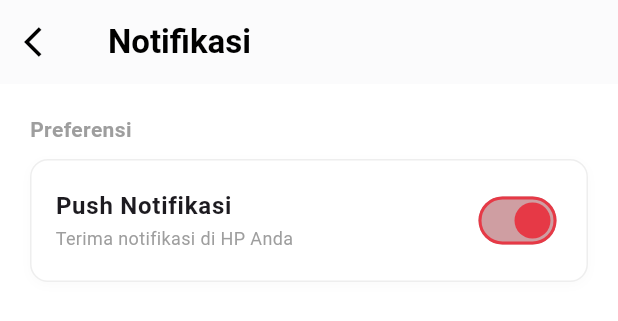
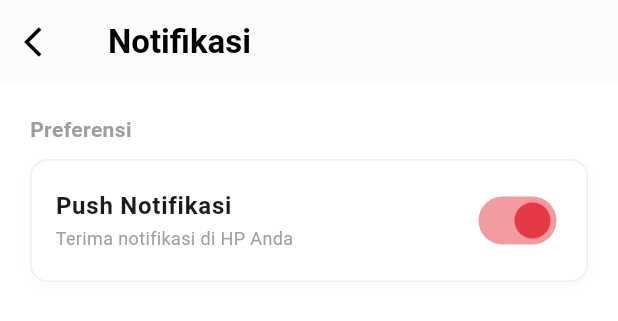
Before and after one commit to farhanlhsn/MyTelUV2, a Flutter app: the SettingsPage widget shown alone on an empty page, opened directly, after a tap on "Notifikasi", on a phone screen of 412 x 824 dp. Shown: the top 321 px of the screen. Run offline on Flutter 3.47's test engine with Material 3 defaults, Android fonts, the phone set to English and light mode, and no system bars; our stand-ins replace dio, flutter_map, flutter_secure_storage, get, image_picker, latlong2; accounts and stored records are empty; network calls fail.

Commit message:
ngapus pengaturan tema

```diff
--- a/mobile/lib/pages/home/settings_page.dart
+++ b/mobile/lib/pages/home/settings_page.dart
@@ -142,13 +142,6 @@ class SettingsPage extends StatelessWidget {
                 Get.toNamed(AppRoutes.notification);
               },
             ),
-            ListTile(
-              leading: const Icon(Icons.palette_outlined),
-              title: const Text("Tampilan"),
-              subtitle: const Text("Mode gelap, ukuran font"),
-              trailing: const Icon(Icons.chevron_right),
-              onTap: () {},
-            ),
             const Divider(height: 32),
             ListTile(
               leading: Icon(Icons.logout, color: Colors.red[700]),
--- a/mobile/lib/pages/settings/notification_page.dart
+++ b/mobile/lib/pages/settings/notification_page.dart
@@ -79,14 +79,6 @@ class NotificationPage extends StatelessWidget {
                     margin: const EdgeInsets.all(16),
                   );
                 },
-                activeTrackColor: const Color.fromARGB(255, 207, 158, 162), // Warna Jalur (Track) dalam saat ON
-
-                trackOutlineColor: MaterialStateProperty.resolveWith<Color?>((states) {
-                  if (states.contains(MaterialState.selected)) {
-                    return primaryColor;
-                  }
-                  return Colors.grey.shade400; // Warna border saat OFF
-                }),
               )),
             ),
           ],
```
